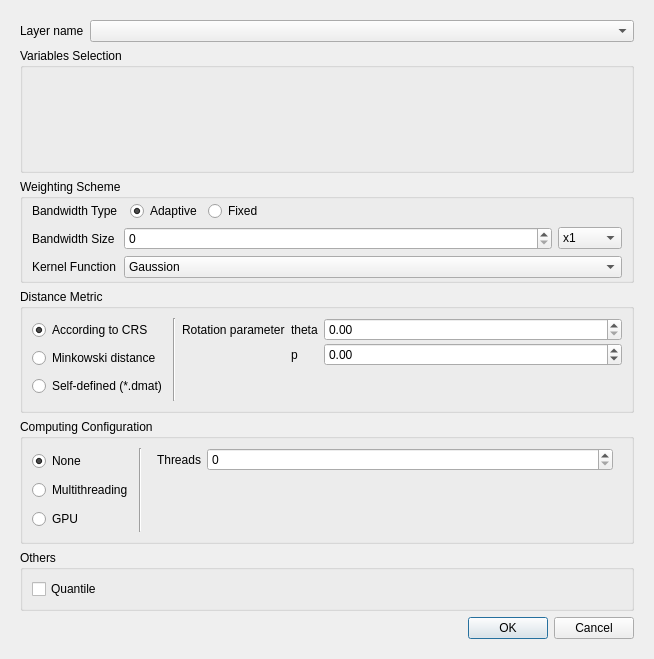
Before: the Qt Designer form src/gwmgwssoptionsdialog.ui in GWmodel-Lab/GWmodelS, drawn with Qt 5.
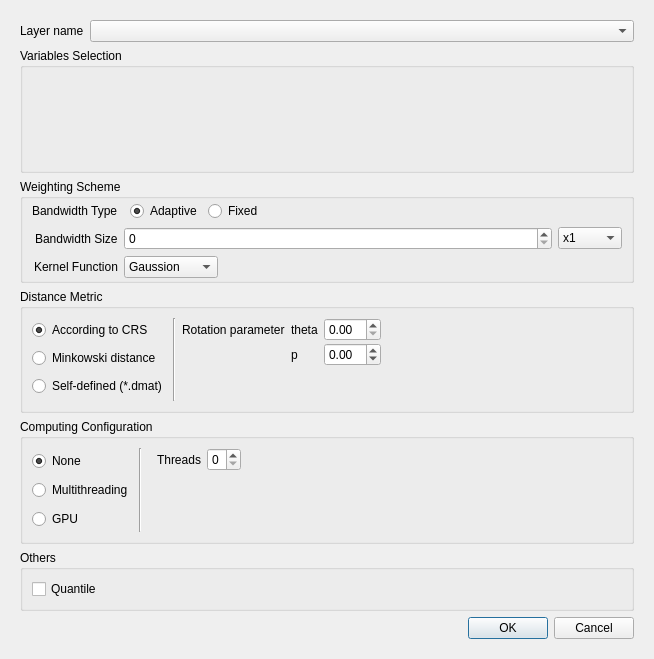
After: the same form once the commit is applied. The open tabs and pages were chosen to show the change. Custom widgets are drawn as their Qt base class.

Commit message: edit: fix gwr and gwss layout

What changed in the file:
```diff
--- a/src/gwmgwssoptionsdialog.ui
+++ b/src/gwmgwssoptionsdialog.ui
@@ -27,8 +27,8 @@
        <rect>
         <x>0</x>
         <y>0</y>
-        <width>636</width>
-        <height>641</height>
+        <width>630</width>
+        <height>635</height>
        </rect>
       </property>
       <layout class="QVBoxLayout" name="verticalLayout_7">
@@ -76,6 +76,18 @@
           <string>Weighting Scheme</string>
          </property>
          <layout class="QFormLayout" name="formLayout">
+          <property name="sizeConstraint">
+           <enum>QLayout::SetDefaultConstraint</enum>
+          </property>
+          <property name="fieldGrowthPolicy">
+           <enum>QFormLayout::ExpandingFieldsGrow</enum>
+          </property>
+          <property name="labelAlignment">
+           <set>Qt::AlignRight|Qt::AlignTrailing|Qt::AlignVCenter</set>
+          </property>
+          <property name="formAlignment">
+           <set>Qt::AlignJustify|Qt::AlignTop</set>
+          </property>
           <property name="horizontalSpacing">
            <number>6</number>
           </property>
@@ -353,6 +365,12 @@
             <widget class="QWidget" name="mCRSDistPage"/>
             <widget class="QWidget" name="mMinkowskiDistPage">
              <layout class="QFormLayout" name="formLayout_2">
+              <property name="fieldGrowthPolicy">
+               <enum>QFormLayout::ExpandingFieldsGrow</enum>
+              </property>
+              <property name="formAlignment">
+               <set>Qt::AlignLeading|Qt::AlignLeft|Qt::AlignTop</set>
+              </property>
               <property name="leftMargin">
                <number>0</number>
               </property>
@@ -383,6 +401,12 @@
               </item>
               <item row="0" column="1">
                <layout class="QFormLayout" name="formLayout_5">
+                <property name="fieldGrowthPolicy">
+                 <enum>QFormLayout::ExpandingFieldsGrow</enum>
+                </property>
+                <property name="formAlignment">
+                 <set>Qt::AlignJustify|Qt::AlignTop</set>
+                </property>
                 <property name="horizontalSpacing">
                  <number>6</number>
                 </property>
@@ -550,6 +574,12 @@
             </widget>
             <widget class="QWidget" name="page_3">
              <layout class="QFormLayout" name="formLayout_3">
+              <property name="fieldGrowthPolicy">
+               <enum>QFormLayout::ExpandingFieldsGrow</enum>
+              </property>
+              <property name="formAlignment">
+               <set>Qt::AlignJustify|Qt::AlignTop</set>
+              </property>
               <property name="leftMargin">
                <number>9</number>
               </property>
```
Left out of the diff: 47 changed lines with no effect on the pictures. The commit also changes 1 other file.
